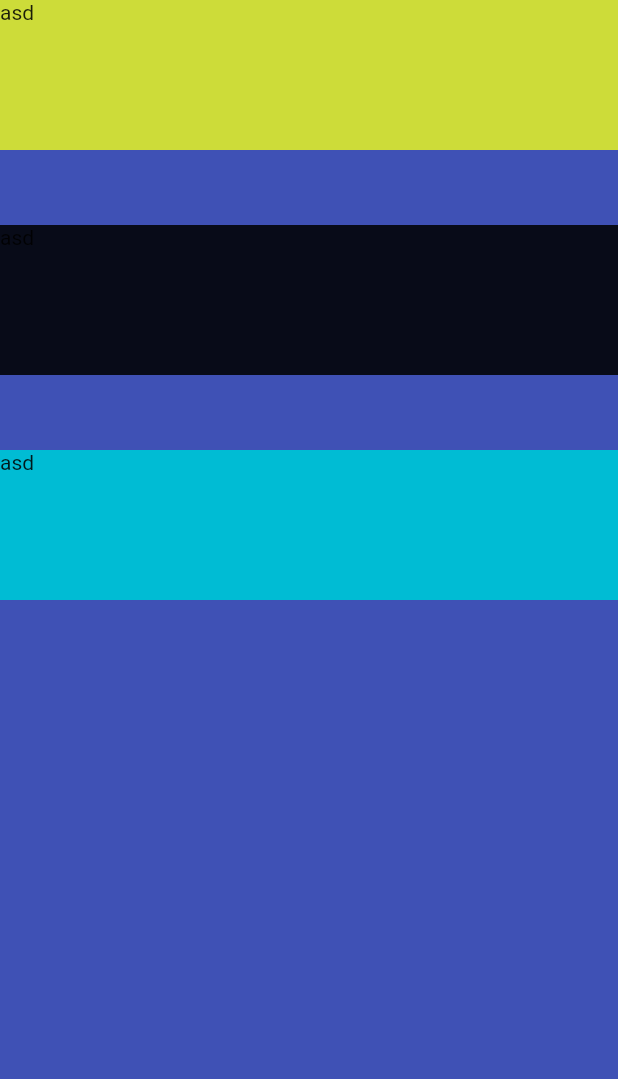
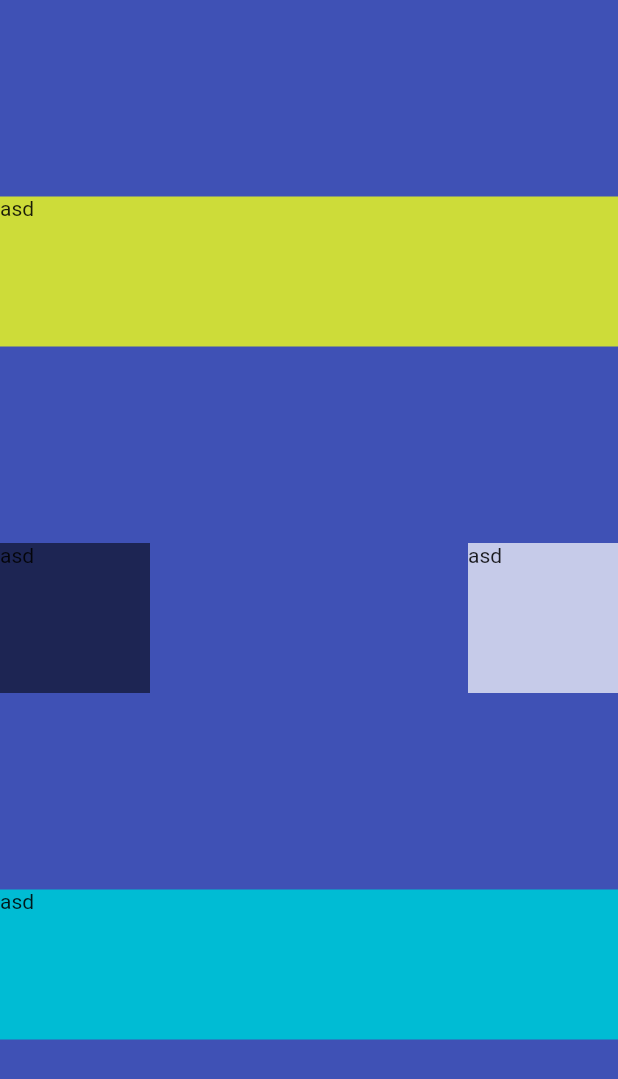
Before and after one commit to muratcanyusufoglu/flutter_landingpage, a Flutter app: the screen it shows after launch, on a phone screen of 412 x 824 dp. Shown: the top 1079 px of the screen. Run offline on Flutter 3.47's test engine with Material 2 defaults, Android fonts, the phone set to English and light mode, and no system bars.

Commit message:
Row and column usign

```diff
--- a/lib/main.dart
+++ b/lib/main.dart
@@ -15,25 +15,30 @@ class MainClass extends StatelessWidget {
             //mainAxisSize: MainAxisSize.min, //ekranda kapladığı yer
             crossAxisAlignment:
                 CrossAxisAlignment.stretch, //row hizalama center, end, stretch
-            //mainAxisAlignment:  MainAxisAlignment.center, //spacebetween, center vs.
+            mainAxisAlignment:
+                MainAxisAlignment.spaceEvenly, //spacebetween, center vs.
             children: <Widget>[
               Container(
                   child: Text('asd'),
                   height: 100,
                   width: 200,
                   color: Colors.lime),
-              SizedBox(
-                height: 50,
-              ),
-              Container(
-                child: Text('asd'),
-                height: 100,
-                width: 200,
-                color: Colors.black87,
-              ),
-              SizedBox(
-                height: 50,
-              ),
+              Row(
+                  mainAxisAlignment: MainAxisAlignment.spaceBetween,
+                  children: <Widget>[
+                    Container(
+                      child: Text('asd'),
+                      height: 100,
+                      width: 100,
+                      color: Colors.black54,
+                    ),
+                    Container(
+                      child: Text('asd'),
+                      height: 100,
+                      width: 100,
+                      color: Colors.white70,
+                    ),
+                  ]),
               Container(
                 child: Text('asd'),
                 height: 100,
```
